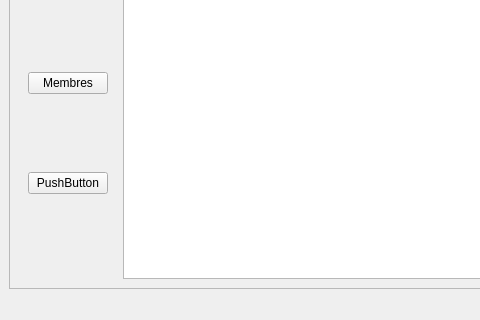
This is mainwindow.ui in Salioudrame/Gestion-Bibliotheque-Scolaire as Qt 5 draws it before an edit; both pictures show x 0 to 480 and y 228 to 548 of the 1102 by 548 pixel window. The edited form follows.
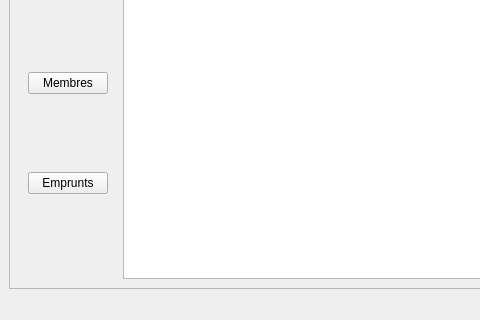
This is the edited form.

Commit message: Emprunts stable

What changed in the file:
```diff
--- a/mainwindow.ui
+++ b/mainwindow.ui
@@ -53,7 +53,7 @@
             <item>
              <widget class="QPushButton" name="pushButton_4">
               <property name="text">
-               <string>PushButton</string>
+               <string>Emprunts</string>
               </property>
              </widget>
             </item>
```
Left out of the diff: 2 changed lines with no effect on the pictures. The commit also changes 10 other files.
